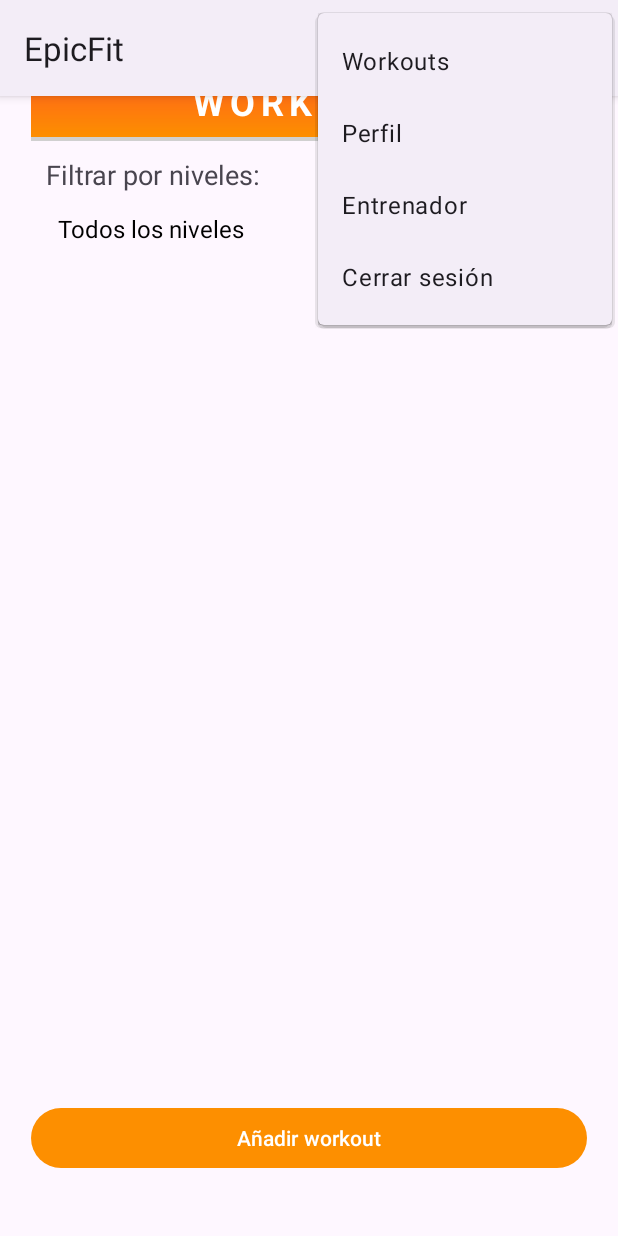
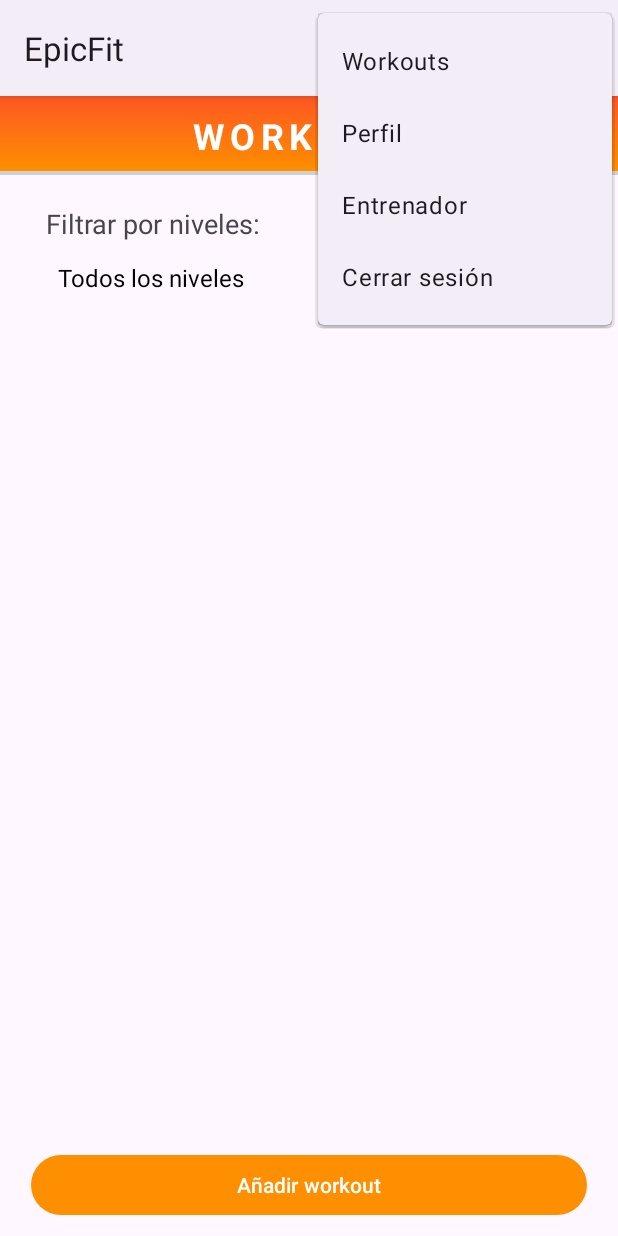
Before and after one commit to leirelasaam/EpicFitApp, an Android app: the EntrenadorActivity screen opened directly, with no data from a screen before it, with the options menu open, on a phone screen of 412 x 824 dp. Run offline under Robolectric (Android 15) with nearby library versions, the phone set to English and light mode, and no system bars; our stand-ins replace Firebase (no records; nobody signed in at launch, a user with empty details on screens opened directly).

Commit message:
arreglados bugs visuales

```diff
--- a/app/src/main/java/com/example/epicfitapp/EntrenadorActivity.kt
+++ b/app/src/main/java/com/example/epicfitapp/EntrenadorActivity.kt
@@ -10,7 +10,10 @@ import android.widget.Button
 import android.widget.EditText
 import android.widget.LinearLayout
 import android.widget.Spinner
+import androidx.activity.enableEdgeToEdge
 import androidx.appcompat.app.AlertDialog
+import androidx.core.view.ViewCompat
+import androidx.core.view.WindowInsetsCompat
 import androidx.recyclerview.widget.LinearLayoutManager
 import androidx.recyclerview.widget.RecyclerView
 import bbdd.GestorDeWorkouts
@@ -25,7 +28,13 @@ class EntrenadorActivity : BaseActivity() {
 
     override fun onCreate(savedInstanceState: Bundle?) {
         super.onCreate(savedInstanceState)
+        enableEdgeToEdge()
         setContentView(R.layout.activity_entrenador)
+        ViewCompat.setOnApplyWindowInsetsListener(findViewById(R.id.entrenador)) { v, insets ->
+            val systemBars = insets.getInsets(WindowInsetsCompat.Type.systemBars())
+            v.setPadding(systemBars.left, systemBars.top, systemBars.right, systemBars.bottom)
+            insets
+        }
 
         workoutsRecyclerView = findViewById(R.id.workoutsRecyclerView)
         workoutsRecyclerView.layoutManager = LinearLayoutManager(this)
--- a/app/src/main/res/layout/activity_entrenador.xml
+++ b/app/src/main/res/layout/activity_entrenador.xml
@@ -6,18 +6,6 @@
     android:layout_width="match_parent"
     android:layout_height="match_parent"
     tools:context=".EntrenadorActivity">
-
-    <LinearLayout
-        android:id="@+id/verticalLayout"
-        android:layout_width="0dp"
-        android:layout_height="0dp"
-        android:orientation="vertical"
-        app:layout_constraintTop_toTopOf="parent"
-        app:layout_constraintBottom_toBottomOf="parent"
-        app:layout_constraintStart_toStartOf="parent"
-        app:layout_constraintEnd_toEndOf="parent"
-        app:layout_constraintWidth_percent="0.9"
-        app:layout_constraintHeight_percent="0.9">
 
     <TextView
         android:id="@+id/tituloTxt"
@@ -32,7 +20,23 @@
         android:textColor="@color/white"
         android:textSize="24sp"
         android:textStyle="bold"
-            />
+        app:layout_constraintTop_toTopOf="parent"
+        app:layout_constraintStart_toStartOf="parent"
+        app:layout_constraintEnd_toEndOf="parent" />
+
+    <LinearLayout
+        android:id="@+id/contenedor"
+        android:layout_width="0dp"
+        android:layout_height="0dp"
+        android:orientation="vertical"
+        android:layout_marginTop="10dp"
+        app:layout_constraintTop_toBottomOf="@id/tituloTxt"
+        app:layout_constraintStart_toStartOf="parent"
+        app:layout_constraintEnd_toEndOf="parent"
+        app:layout_constraintBottom_toBottomOf="parent"
+        app:layout_constraintWidth_percent="0.9">
+
+
         <TextView
             android:id="@+id/txtFiltrar"
             android:layout_width="match_parent"
@@ -59,7 +63,9 @@
             android:id="@+id/btn_aniadirWorkout"
             android:layout_width="match_parent"
             android:layout_height="wrap_content"
-            android:text="@string/aniardir_workout" />
+            android:text="@string/aniardir_workout"
+            android:layout_marginTop="10dp"
+            android:layout_marginBottom="10dp"/>
 
     </LinearLayout>
 
```
Also changed, not shown: app/src/main/res/layout/item_entrenador.xml (+11 -7 lines). Lines whose indentation alone changed are shown as unchanged.
